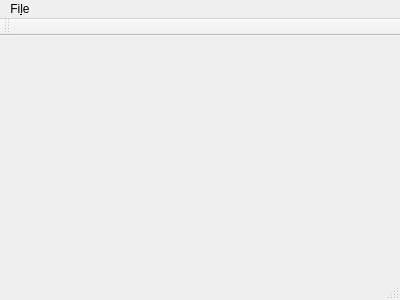
Old version of the form MessengerClient/mainwindow.ui in the repository boziroland/Linprog-chat.
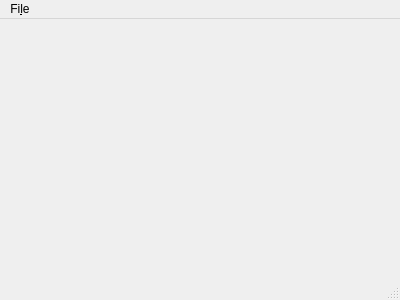
New version of the form.

Patch:
```diff
--- a/MessengerClient/mainwindow.ui
+++ b/MessengerClient/mainwindow.ui
@@ -32,14 +32,6 @@
    </widget>
    <addaction name="menuFile"/>
   </widget>
-  <widget class="QToolBar" name="mainToolBar">
-   <attribute name="toolBarArea">
-    <enum>TopToolBarArea</enum>
-   </attribute>
-   <attribute name="toolBarBreak">
-    <bool>false</bool>
-   </attribute>
-  </widget>
   <widget class="QStatusBar" name="statusBar">
    <property name="enabled">
     <bool>true</bool>
```
Left out of the diff: 6 changed lines with no effect on the pictures.
